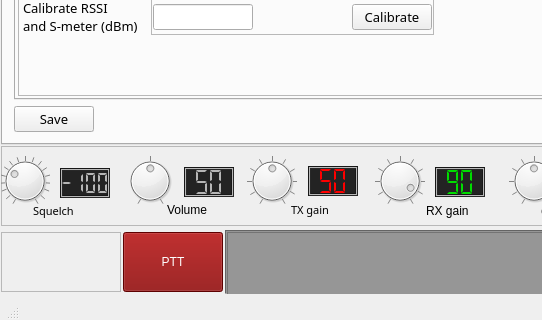
Qt form mainwindow.ui (qradiolink/qradiolink) before a commit; both pictures show x 0 to 542 and y 401 to 721 of the 1200 by 721 pixel window.
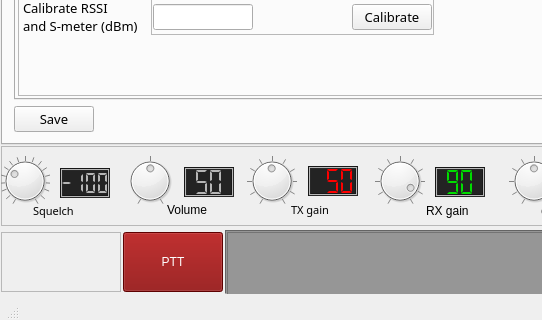
The same form after that commit. Icons and pictures are not drawn. Custom widgets are drawn as their Qt base class.

Patch:
```diff
--- a/mainwindow.ui
+++ b/mainwindow.ui
@@ -4306,7 +4306,7 @@
           <number>1</number>
          </property>
          <property name="digitCount">
-          <number>2</number>
+          <number>3</number>
          </property>
          <property name="segmentStyle">
           <enum>QLCDNumber::Flat</enum>
@@ -4482,8 +4482,11 @@
          <property name="autoFillBackground">
           <bool>false</bool>
          </property>
+         <property name="minimum">
+          <number>1</number>
+         </property>
          <property name="maximum">
-          <number>99</number>
+          <number>100</number>
          </property>
          <property name="pageStep">
           <number>1</number>
```
